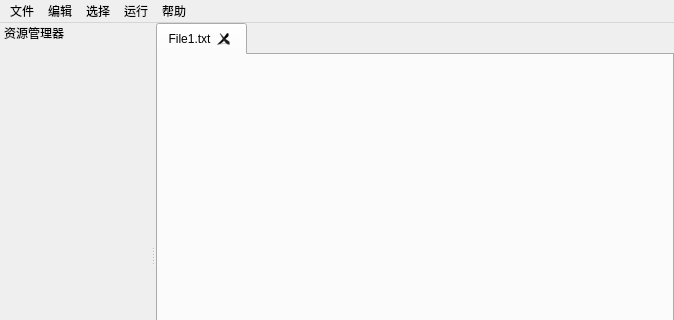
ssh555/CPP-IDE, file BITC/mainwindow.ui: the form before one commit; both pictures show x 0 to 674 and y 0 to 320 of the 674 by 505 pixel window.
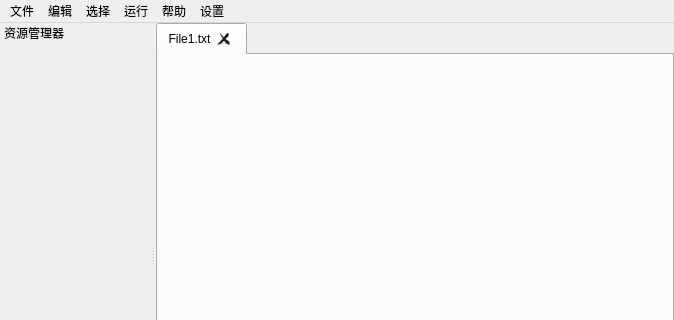
The form after the commit.

Commit message: 现在能更改代码风格了,甚至能记住设置

Diff of the .ui file:
```diff
--- a/BITC/mainwindow.ui
+++ b/BITC/mainwindow.ui
@@ -116,11 +116,18 @@
     </property>
     <addaction name="actionHelp"/>
    </widget>
+   <widget class="QMenu" name="menuSetting">
+    <property name="title">
+     <string>设置</string>
+    </property>
+    <addaction name="actioncodeStyle"/>
+   </widget>
    <addaction name="menuFile"/>
    <addaction name="menuEdit"/>
    <addaction name="menuSelect"/>
    <addaction name="menuRun"/>
    <addaction name="menuHelp"/>
+   <addaction name="menuSetting"/>
   </widget>
   <widget class="QDockWidget" name="gBoxFileMgr">
    <property name="minimumSize">
```
Left out of the diff: 5 changed lines with no effect on the pictures. The commit also changes 8 other files.
